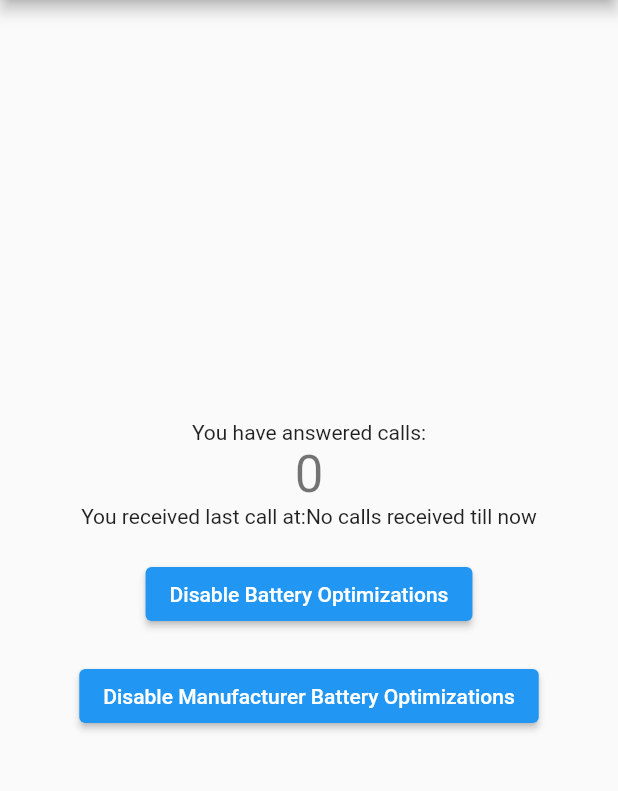
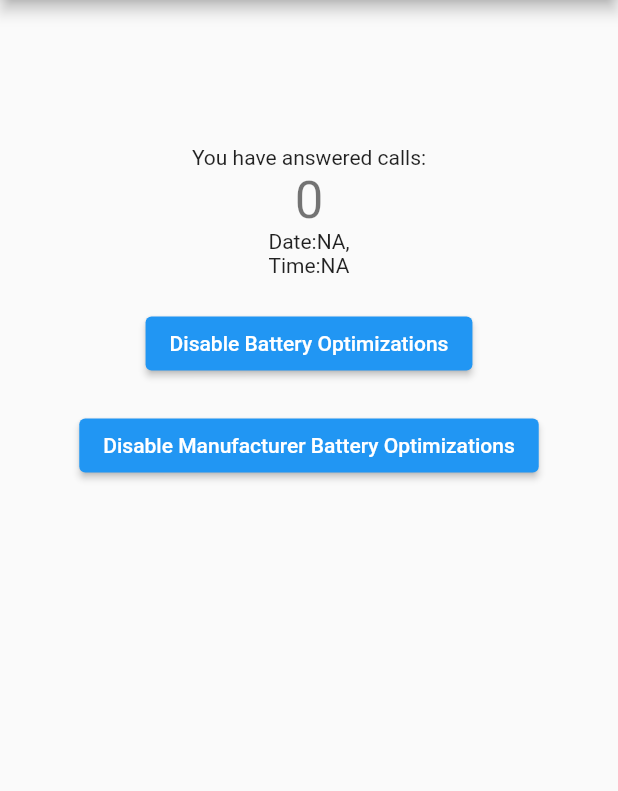
Before and after one commit to androidshashi/call_count, a Flutter app: the screen it shows after launch, on a phone screen of 412 x 824 dp, the part 84-875 px from its top. Run offline on Flutter 3.47's test engine with Material 2 defaults, Android fonts, the phone set to English and light mode, and no system bars; our stand-ins replace device_info_plus, flutter_local_notifications, fluttertoast, permission_handler, shared_preferences; missing offline and left inert: dart:ffi, disable_battery_optimization, flutter_background_service, flutter_background_service_android, phone_state, platform_device_id.

Commit message:
bug fixed

```diff
--- a/lib/api/web_service.dart
+++ b/lib/api/web_service.dart
@@ -2,18 +2,27 @@ import 'dart:convert';
 import 'package:flutter/foundation.dart';
 import 'package:http/http.dart' as http;
 import 'package:platform_device_id/platform_device_id.dart';
+import 'package:shared_preferences/shared_preferences.dart';
 
 class WebService {
   static const String _serviceUrl =
       "https://panel.ga4d.com/eventsapi/index.php";
+  static const LAST_CALL_DATE ="last_call_date";
+  static const LAST_CALL_TIME ="last_call_time";
 
   static void send() async {
     Map returnData = {};
     String? deviceId = await PlatformDeviceId.getDeviceId;
-    debugPrint("---------------Device Id:$deviceId----------------");
+
+    var prefs = await SharedPreferences.getInstance();
+     String lastCallAt = await prefs.getString(LAST_CALL_DATE) ?? "";
+    String lastCallAtTime = await prefs.getString(LAST_CALL_TIME) ?? "";
+    debugPrint("---------------Device Id:$lastCallAt----------------");
 
     Map<String,String> data = {
       'device': deviceId.toString(),
+      'devicedatestamp':lastCallAt,
+      'devicetimestamp':lastCallAtTime
     };
 
     var headers = {
--- a/lib/main.dart
+++ b/lib/main.dart
@@ -1,7 +1,6 @@
 import 'dart:async';
 import 'dart:io';
 import 'dart:ui';
-
 import 'package:call_count/api/web_service.dart';
 import 'package:call_count/view/home_page.dart';
 import 'package:device_info_plus/device_info_plus.dart';
@@ -9,6 +8,7 @@ import 'package:flutter/material.dart';
 import 'package:flutter_background_service/flutter_background_service.dart';
 import 'package:flutter_background_service_android/flutter_background_service_android.dart';
 import 'package:flutter_local_notifications/flutter_local_notifications.dart';
+import 'package:fluttertoast/fluttertoast.dart';
 import 'package:intl/intl.dart';
 import 'package:phone_state/phone_state.dart';
 import 'package:shared_preferences/shared_preferences.dart';
@@ -36,7 +36,7 @@ Future<void> initializeService() async {
     requestAlertPermission: false,
     requestBadgePermission: false,
     requestSoundPermission: false,
-    //   notificationCategories: darwinNotificationCategories,
+    // notificationCategories: darwinNotificationCategories,
   );
 
   final FlutterLocalNotificationsPlugin flutterLocalNotificationsPlugin =
@@ -80,7 +80,7 @@ Future<void> initializeService() async {
       onBackground: onIosBackground,
     ),
   );
-
+  //
   service.startService();
 }
 
@@ -89,25 +89,18 @@ Future<bool> onIosBackground(ServiceInstance service) async {
   WidgetsFlutterBinding.ensureInitialized();
   DartPluginRegistrant.ensureInitialized();
 
-  SharedPreferences preferences = await SharedPreferences.getInstance();
-  await preferences.reload();
-  final log = preferences.getStringList('log') ?? <String>[];
-  log.add(DateTime.now().toIso8601String());
-  await preferences.setStringList('log', log);
+  listenForCalls();
 
   return true;
 }
 
-@pragma('vm:entry-point')
-void onStart(ServiceInstance service) async {
-  // Only available for flutter 3.0.0 and later
-  DartPluginRegistrant.ensureInitialized();
-
+/**
+ * Listen for calls
+ */
+void listenForCalls() {
   // For flutter prior to version 3.0.0
   // We have to register the plugin manually
 
-  SharedPreferences preferences = await SharedPreferences.getInstance();
-  await preferences.setString("hello", "world");
   int counter = 0;
   PhoneState.phoneStateStream.listen((event) async {
     if (event != null) {
@@ -116,17 +109,32 @@ void onStart(ServiceInstance service) async {
         counter = prefs.getInt("call_counter") ?? 0;
         counter++;
         prefs.setInt("call_counter", counter);
+
+        //last call time
+        var now = DateTime.now();
+        String formattedDate = DateFormat('yyyy-MM-dd').format(now);
+        String formattedTime = DateFormat('HH:mm:ss').format(now);
+        prefs.setString(WebService.LAST_CALL_DATE, formattedDate);
+        prefs.setString(WebService.LAST_CALL_TIME, formattedTime);
+
         //send counter to server
         WebService.send();
-        //last call time
-        var now = DateTime.now();
-        String formattedDate = DateFormat('yyyy-MM-dd – kk:mm').format(now);
-        prefs.setString("last_call_at", formattedDate);
+
         //
-        debugPrint("----------Counter:$counter, Last call at:$formattedDate----------");
+        debugPrint(
+            "----Backend, Counter:$counter, Last call Date:$formattedDate, Last call Time:$formattedTime----------");
       }
     }
   });
+}
+
+@pragma('vm:entry-point')
+void onStart(ServiceInstance service) async {
+  // Only available for flutter 3.0.0 and later
+  DartPluginRegistrant.ensureInitialized();
+
+  //listen for calls
+  listenForCalls();
 
   /// OPTIONAL when use custom notification
   final FlutterLocalNotificationsPlugin flutterLocalNotificationsPlugin =
@@ -155,7 +163,7 @@ void onStart(ServiceInstance service) async {
         flutterLocalNotificationsPlugin.show(
           888,
           'CALL TRACKER',
-          'CALL ANSWERED:$counter',
+          'CALL ANSWERED',
           const NotificationDetails(
             android: AndroidNotificationDetails(
               'my_foreground',
--- a/lib/view/home_page.dart
+++ b/lib/view/home_page.dart
@@ -1,5 +1,6 @@
 import 'dart:io';
 
+import 'package:call_count/api/web_service.dart';
 import 'package:disable_battery_optimization/disable_battery_optimization.dart';
 import 'package:flutter/material.dart';
 import 'package:intl/intl.dart';
@@ -19,20 +20,17 @@ class HomePage extends StatefulWidget {
 
 class _HomePageState extends State<HomePage> {
   int _counter = 0;
-  late SharedPreferences prefs;
+  SharedPreferences? prefs;
   String _lastCallAt = "No call received";
+  String _lastCallAtTime = " NA";
+  List<String> logDetails =[];
 
   @override
   void initState() {
-    if(Platform.isIOS)
-      {
-        Fluttertoast.showToast(
-            msg: "Inside init state",
-        );
-        setStream();
-      }
-    if(Platform.isAndroid)
-    {
+    if (Platform.isIOS) {
+      setStream();
+    }
+    if (Platform.isAndroid) {
       askForPhoneStatePermission();
     }
 
@@ -64,14 +62,14 @@ class _HomePageState extends State<HomePage> {
 
   ///Start phone call state
   Future<void> setStream() async {
-    Fluttertoast.showToast(
-      msg: "Inside setStream",
-    );
     prefs = await SharedPreferences.getInstance();
     setState(() {
-      _counter = prefs.getInt("call_counter") ?? 0;
+      logDetails = prefs?.getStringList('log')??[];
+      _counter = prefs?.getInt("call_counter") ?? 0;
       _lastCallAt =
-          prefs.getString("last_call_at") ?? "No calls received till now";
+          prefs?.getString(WebService.LAST_CALL_DATE) ?? "NA";
+      _lastCallAtTime =
+          prefs?.getString(WebService.LAST_CALL_TIME) ?? "NA";
     });
 
     debugPrint(
@@ -80,20 +78,23 @@ class _HomePageState extends State<HomePage> {
       if (event != null) {
         if (event == PhoneStateStatus.CALL_STARTED) {
           //call counter
-          int counter = prefs.getInt("call_counter") ?? 0;
+          int counter = prefs?.getInt("call_counter") ?? 0;
           counter++;
-          prefs.setInt("call_counter", counter);
+          prefs?.setInt("call_counter", counter);
 
           //last call time
           var now = DateTime.now();
-          String formattedDate = DateFormat('yyyy-MM-dd – kk:mm').format(now);
-          prefs.setString("last_call_at", formattedDate);
+          String formattedDate = DateFormat('yyyy-MM-dd').format(now);
+          String formattedTime = DateFormat('HH:mm:ss').format(now);
+          prefs?.setString(WebService.LAST_CALL_DATE, formattedDate);
+          prefs?.setString(WebService.LAST_CALL_TIME, formattedTime);
 
           setState(() {
             _counter = counter;
             _lastCallAt = formattedDate;
+            _lastCallAtTime = formattedTime;
             debugPrint(
-                "----------Counter:$_counter, Last call at:$_lastCallAt----------");
+                "Frontend Counter:$_counter, Last call at:$_lastCallAt Time:$_lastCallAtTime----------");
           });
         }
       }
@@ -122,15 +123,20 @@ class _HomePageState extends State<HomePage> {
               style: Theme.of(context).textTheme.headlineMedium,
             ),
             Text(
-              "You received last call at:$_lastCallAt",
+              "Date:$_lastCallAt,\nTime:$_lastCallAtTime",
             ),
             ...Platform.isAndroid ? (_batteryOptimizationLayout()) : [],
+            const SizedBox(
+              height: 10,
+            ),
+            _showLogs(),
           ],
         ),
       ),
     );
   }
 
+  ///battery optimization
   List<Widget> _batteryOptimizationLayout() {
     return [
       const SizedBox(
@@ -154,4 +160,18 @@ class _HomePageState extends State<HomePage> {
           }),
     ];
   }
+
+  ///Show logs
+  Widget _showLogs() {
+      return Container(
+        height: 300,
+        margin: const EdgeInsets.all(20),
+        width: double.infinity,
+        child: ListView.builder(
+          itemCount: logDetails.length,
+          itemBuilder: (context, index) => Text(logDetails[index]),
+        ),
+      );
+
+  }
 }
```
Also changed, not shown: 38 other files.
